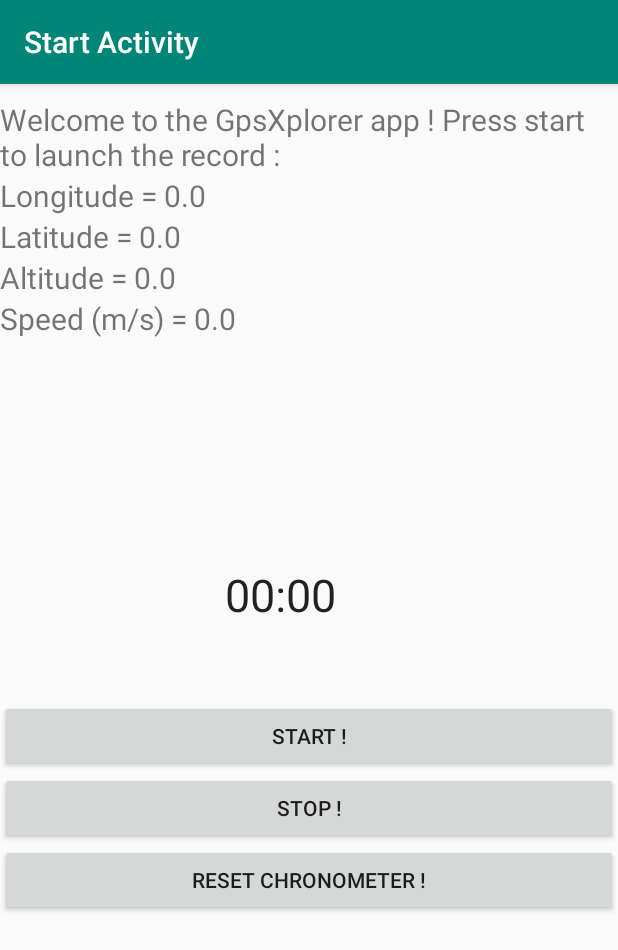
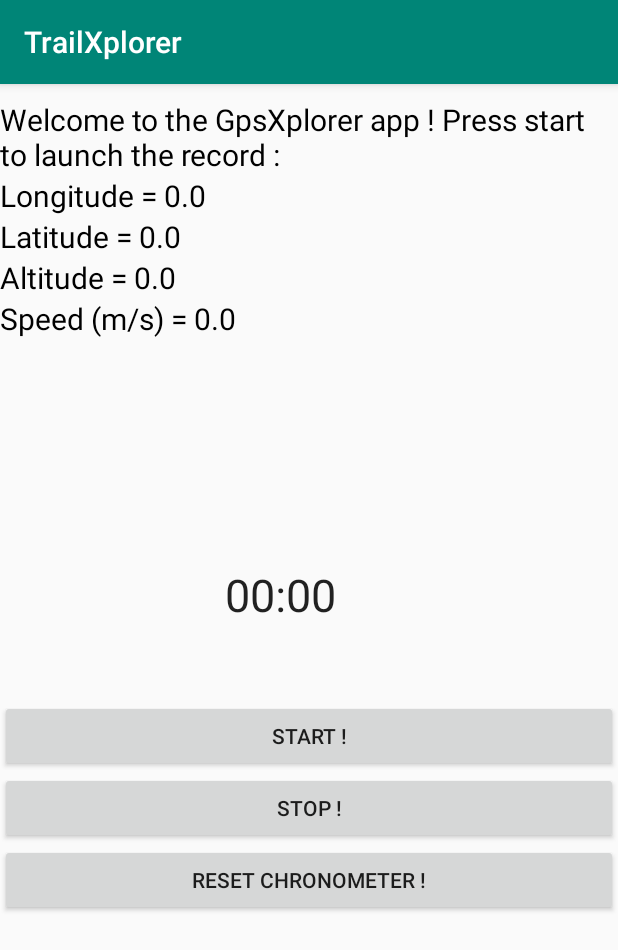
Before and after one commit to GauthierDenglos/AndroidGpsXplorer, an Android app: the screen it shows after launch (MainActivity), on a phone screen of 412 x 824 dp. Shown: the top 950 px of the screen. Run offline under Robolectric (Android 15) with nearby library versions, the phone set to English and light mode, and no system bars.

Commit message:
Change off visual things

```diff
--- a/trailXplorer/app/src/main/java/com/javahelps/trailxplorer/MainActivity.java
+++ b/trailXplorer/app/src/main/java/com/javahelps/trailxplorer/MainActivity.java
@@ -63,6 +63,7 @@ public class MainActivity extends AppCompatActivity implements LocationListener
     private PrintWriter writer;
     int MY_PERMISSIONS_WRITE_EXTERNAL_STORAGE = 1;
     int MY_PERMISSIONS_READ_EXTERNAL_STORAGE = 1;
+    int MY_PERMISSIONS_ACCESS_FINE_LOCATION = 1;
     ArrayList<Double> speedlist ;
     public static int[] speedtab = new int[10];
     public static double averagespeed;
@@ -75,7 +76,7 @@ public class MainActivity extends AppCompatActivity implements LocationListener
         setContentView(R.layout.activity_main);
 
         ActionBar actionBar = getSupportActionBar();
-        actionBar.setTitle("Start Activity");
+        actionBar.setTitle("TrailXplorer");
 
         chronometer = findViewById(R.id.chronometer);
 
@@ -87,6 +88,7 @@ public class MainActivity extends AppCompatActivity implements LocationListener
                 MY_PERMISSIONS_WRITE_EXTERNAL_STORAGE);
         ActivityCompat.requestPermissions(MainActivity.this,new String[]{Manifest.permission.READ_EXTERNAL_STORAGE},
                 MY_PERMISSIONS_READ_EXTERNAL_STORAGE);
+        //ActivityCompat.requestPermissions(MainActivity.this, new String[]{Manifest.permission.ACCESS_FINE_LOCATION},MY_PERMISSIONS_ACCESS_FINE_LOCATION);
         stopBtn.setOnClickListener(new View.OnClickListener() {
             @Override
             public void onClick(View v) {
--- a/trailXplorer/app/src/main/java/com/javahelps/trailxplorer/statActivity.java
+++ b/trailXplorer/app/src/main/java/com/javahelps/trailxplorer/statActivity.java
@@ -14,7 +14,7 @@ public class statActivity extends AppCompatActivity {
     double averagespeed = MainActivity.getAverageSpeed();
     double totdist = MainActivity.getDist();
     double time = MainActivity.getATime()/60 ;
-    double calories = averagespeed*time + 65;
+    double calories = (averagespeed*time + 65)/60;
 
     TextView maxAlt_txt;
     TextView minAlt_txt;
@@ -29,7 +29,7 @@ public class statActivity extends AppCompatActivity {
         setContentView(R.layout.activity_stat);
 
         ActionBar actionBar = getSupportActionBar();
-        actionBar.setTitle("Stat Activity");
+        actionBar.setTitle("Your statistics");
 
         maxAlt_txt = (TextView) findViewById(R.id.maxAlt);
         minAlt_txt = (TextView) findViewById(R.id.minAlt);
--- a/trailXplorer/app/src/main/res/layout/activity_main.xml
+++ b/trailXplorer/app/src/main/res/layout/activity_main.xml
@@ -12,31 +12,36 @@
         android:layout_height="wrap_content"
         android:layout_marginTop="10dp"
         android:textSize="20sp"
-        android:text="Welcome to the GpsXplorer app ! Press start to launch the record : "/>
+        android:text="Welcome to the GpsXplorer app ! Press start to launch the record : "
+        android:textColor="@android:color/black"/>
     <TextView
         android:layout_width="wrap_content"
         android:layout_height="wrap_content"
         android:textSize="20sp"
         android:text="Longitude = "
-        android:id="@+id/textview_long" />
+        android:id="@+id/textview_long"
+        android:textColor="@android:color/black"/>
     <TextView
         android:layout_width="wrap_content"
         android:layout_height="wrap_content"
         android:text="Latitude = "
         android:textSize="20sp"
-        android:id="@+id/textview_lat" />
+        android:id="@+id/textview_lat"
+        android:textColor="@android:color/black"/>
     <TextView
         android:layout_width="wrap_content"
         android:layout_height="wrap_content"
         android:text="Altitude = "
         android:textSize="20sp"
-        android:id="@+id/textview_alt" />
+        android:id="@+id/textview_alt"
+        android:textColor="@android:color/black"/>
     <TextView
         android:layout_width="wrap_content"
         android:layout_height="wrap_content"
         android:text="Speed (m/s) = "
         android:textSize="20sp"
-        android:id="@+id/textview_speed" />
+        android:id="@+id/textview_speed"
+        android:textColor="@android:color/black"/>
 
     <Chronometer
         android:layout_width="wrap_content"
```
